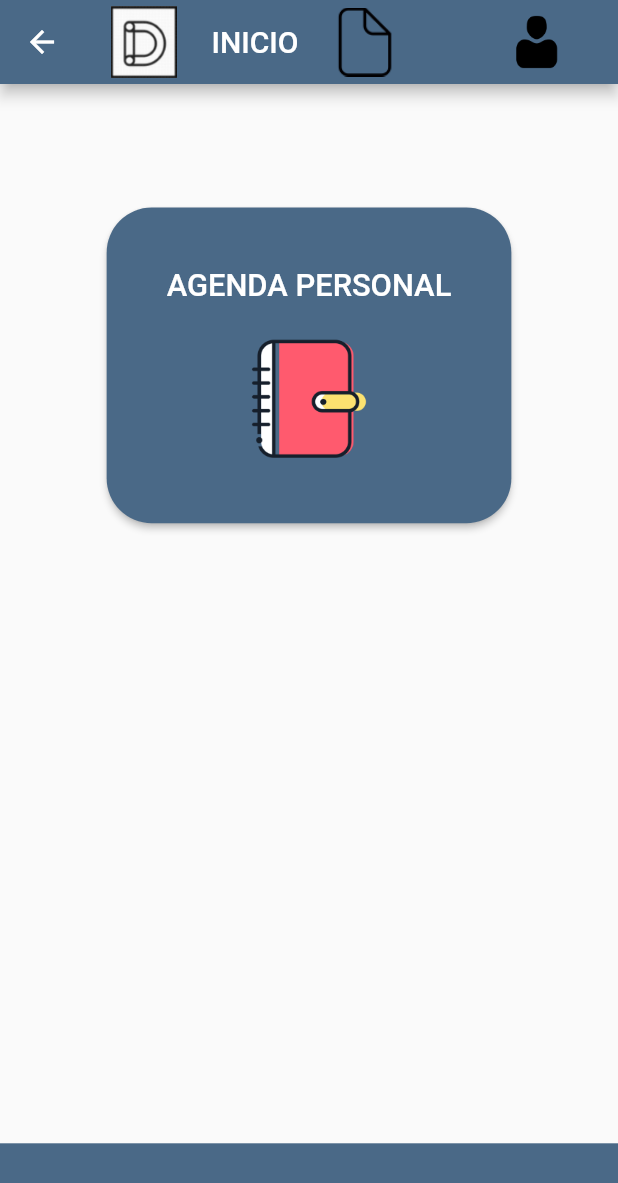
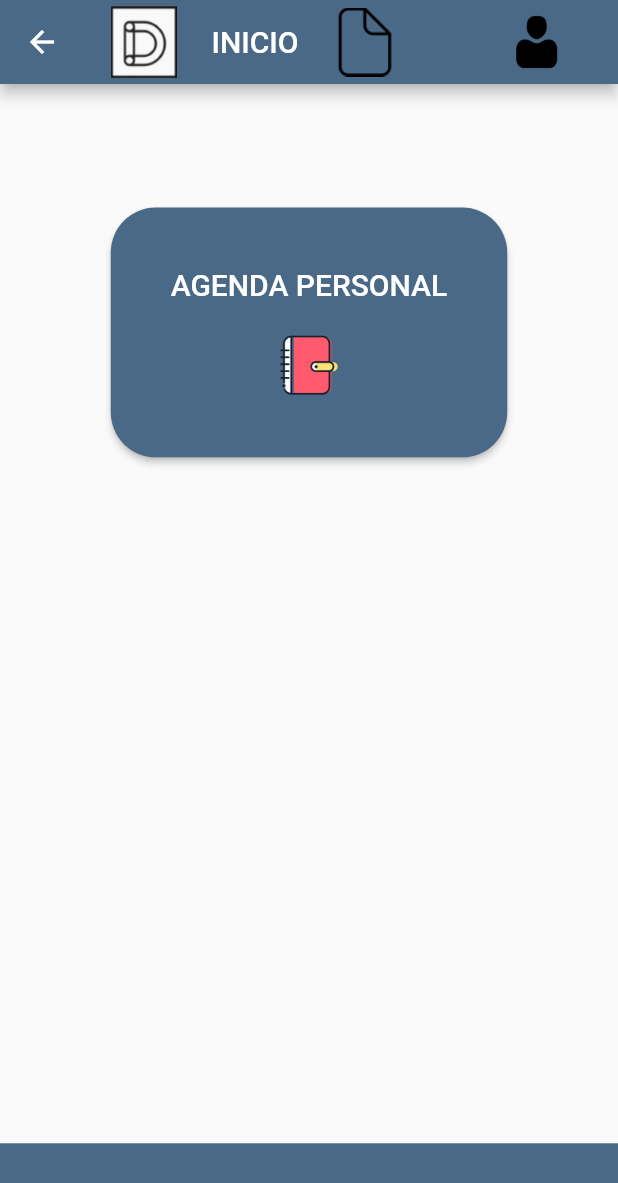
Before and after one commit to DGPAS/DGP_AS, a Flutter app: the screen it shows after launch, after a tap on "Acceder como Alumno", on a phone screen of 412 x 824 dp. Shown: the top 1183 px of the screen. Run offline on Flutter 3.47's test engine with Material 2 defaults, Android fonts, the light colour scheme and no system bars; our stand-ins replace dotted_border, image_picker.

Commit message:
Mejoras visuales

```diff
--- a/Dability/lib/dability.dart
+++ b/Dability/lib/dability.dart
@@ -15,8 +15,6 @@ void main() {
 // TODO: INSERTAR ALUMNOS
 // TODO: MODIFICAR ALUMNOS Y LISTA DE TAREAS DE ALUMNOS
 // TODO: ELIMINAR ALUMNOS
-
-
 
 class DAbility extends StatelessWidget {
   const DAbility({super.key});
@@ -51,7 +49,6 @@ class _HomePageState extends State<HomePage> {
   Widget build(BuildContext context) {
     return Scaffold(
         body: Container(
-      clipBehavior: Clip.antiAlias,
       decoration: BoxDecoration(
         gradient: RadialGradient(
           center: Alignment(0.0, 1.5),
@@ -64,24 +61,22 @@ class _HomePageState extends State<HomePage> {
           mainAxisAlignment: MainAxisAlignment.spaceAround,
           children: [
             Container(
-              padding: const EdgeInsets.all(40.0),
-              child: Image.asset('images/Logo.png',
-                  height: MediaQuery.of(context).size.height * 0.3,
-                  width: MediaQuery.of(context).size.width * 0.8),
-            ),
-            Container(
-                padding: const EdgeInsets.all(20.0),
-                child: Text(
+                padding: const EdgeInsets.all(15.0),
+                child: Image.asset(
+                  'images/Logo.png',
+                  height: 100,
+                )),
+            Text(
               "Soluciones de accesibilidad para la independencia y facilidad de todos",
               textAlign: TextAlign.center,
               style: TextStyle(
                 color: Color(0xFF4A6987),
-                    fontSize: 30.0, //MediaQuery.of(context).size.height * 0.03,
+                fontSize: 20.0, //MediaQuery.of(context).size.height * 0.03,
                 fontFamily: 'Inter',
                 fontWeight: FontWeight.w700,
                 height: 0,
               ),
-                )),
+            ),
             Column(
               mainAxisAlignment: MainAxisAlignment.spaceAround,
               children: [
@@ -90,8 +85,10 @@ class _HomePageState extends State<HomePage> {
                   child: ElevatedButton(
                     style: ElevatedButton.styleFrom(
                         padding: EdgeInsets.all(20),
-                        fixedSize: Size(250, 100),
-                        textStyle: const TextStyle(fontSize: 25),
+                        //fixedSize: Size(250, 100),
+                        minimumSize: Size(250, 50),
+                        maximumSize: Size(250, 100),
+                        //textStyle: const TextStyle(fontSize: 25),
                         backgroundColor: Color(0xFF4A6987),
                         shape: RoundedRectangleBorder(
                           borderRadius: BorderRadius.circular(20),
@@ -113,8 +110,10 @@ class _HomePageState extends State<HomePage> {
                   child: ElevatedButton(
                     style: ElevatedButton.styleFrom(
                         padding: EdgeInsets.all(20),
-                        fixedSize: Size(250, 100),
-                        textStyle: const TextStyle(fontSize: 25),
+                        //fixedSize: Size(250, 100),
+                        minimumSize: Size(250, 50),
+                        maximumSize: Size(250, 100),
+                        //textStyle: const TextStyle(fontSize: 25),
                         backgroundColor: Color(0xFF4A6987),
                         shape: RoundedRectangleBorder(
                           borderRadius: BorderRadius.circular(20),
--- a/Dability/lib/student_home.dart
+++ b/Dability/lib/student_home.dart
@@ -78,7 +78,7 @@ class _StudentHomeState extends State<StudentHome> {
                     Text(
                       'AGENDA PERSONAL',
                       style: TextStyle(
-                        fontSize: MediaQuery.of(context).size.width * 0.05,
+                        fontSize: 20,
                       ), // Aplica el estilo del botón al texto
                       textAlign: TextAlign.center,
                     ),
@@ -86,7 +86,7 @@ class _StudentHomeState extends State<StudentHome> {
                         height: MediaQuery.of(context).size.height * 0.025),
                     Image.asset(
                       'images/agendaLogo.png',
-                      width: MediaQuery.of(context).size.width * 0.2,
+                      width: MediaQuery.of(context).size.width * 0.1,
                     ),
                   ],
                 ),
--- a/Dability/lib/to_do_list.dart
+++ b/Dability/lib/to_do_list.dart
@@ -152,7 +152,7 @@ class _ToDoListState extends State<ToDoList> {
                                         currentTasks[i].imagePath,
                                         width:
                                             MediaQuery.of(context).size.height *
-                                                0.20,
+                                                0.10,
                                       ),
                                     ],
                                   ),
```
Also changed, not shown: Dability/lib/student_task.dart (+5 -8 lines). Lines whose indentation alone changed are shown as unchanged.
